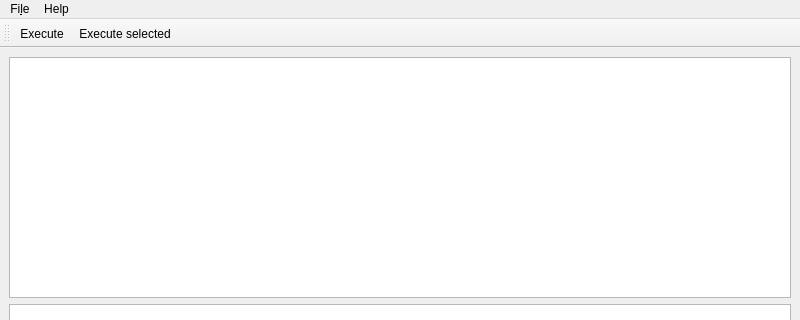
This is patriciasql_main.ui in MaciekTalaska/PatriciaSQL as Qt 5 draws it before an edit; both pictures show x 0 to 800 and y 0 to 320 of the 800 by 600 pixel window. The edited form follows.
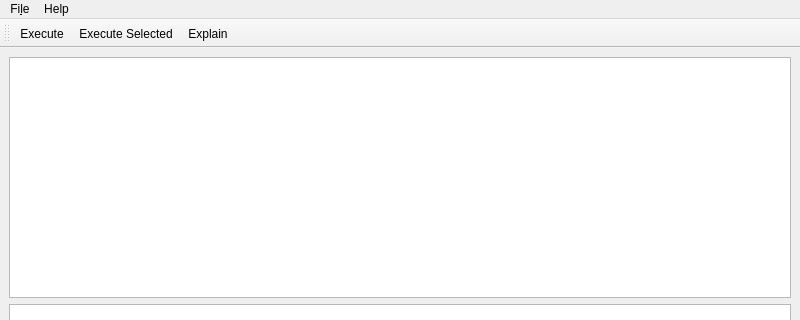
This is the edited form.

Commit message: query explain

```diff
--- a/patriciasql_main.ui
+++ b/patriciasql_main.ui
@@ -136,6 +136,7 @@
    </attribute>
    <addaction name="actionExecute"/>
    <addaction name="actionExecute_selected"/>
+   <addaction name="actionExplain"/>
   </widget>
   <action name="actionAbout">
    <property name="text">
@@ -177,12 +178,20 @@
   </action>
   <action name="actionExecute_selected">
    <property name="text">
-    <string>Execute selected</string>
+    <string>Execute Selected</string>
    </property>
    <property name="shortcut">
     <string>Ctrl+Shift+Return</string>
    </property>
   </action>
+  <action name="actionExplain">
+   <property name="text">
+    <string>Explain</string>
+   </property>
+   <property name="shortcut">
+    <string>Ctrl+E</string>
+   </property>
+  </action>
  </widget>
  <resources/>
  <connections/>
```
The commit also changes 1 other file.
